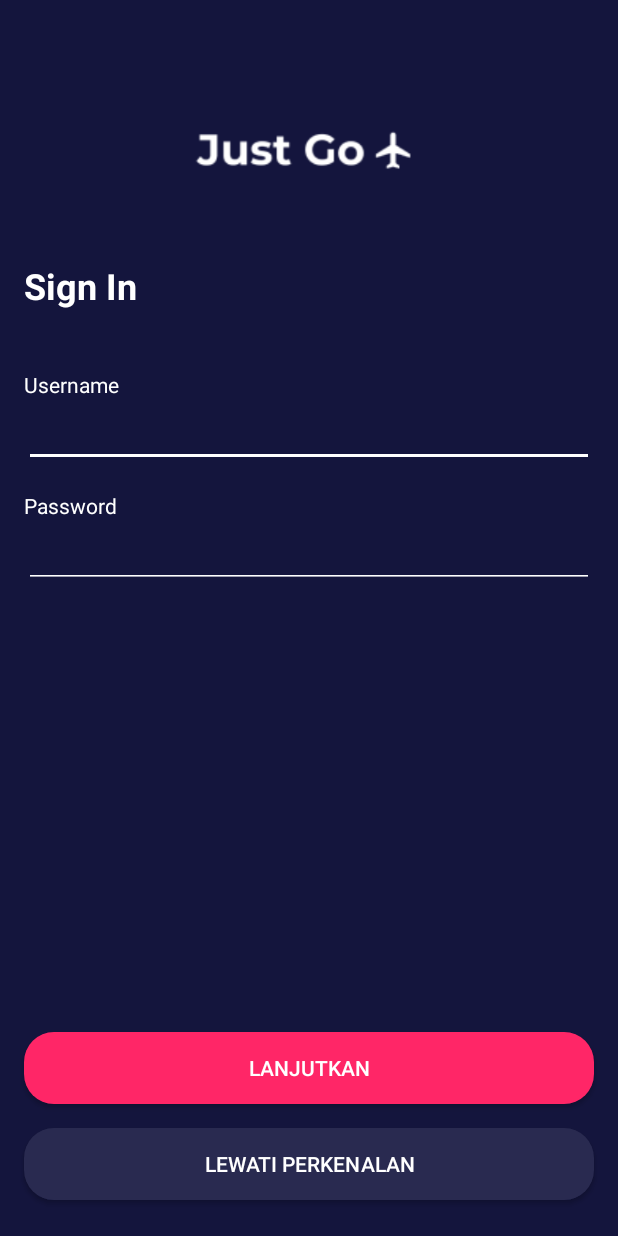
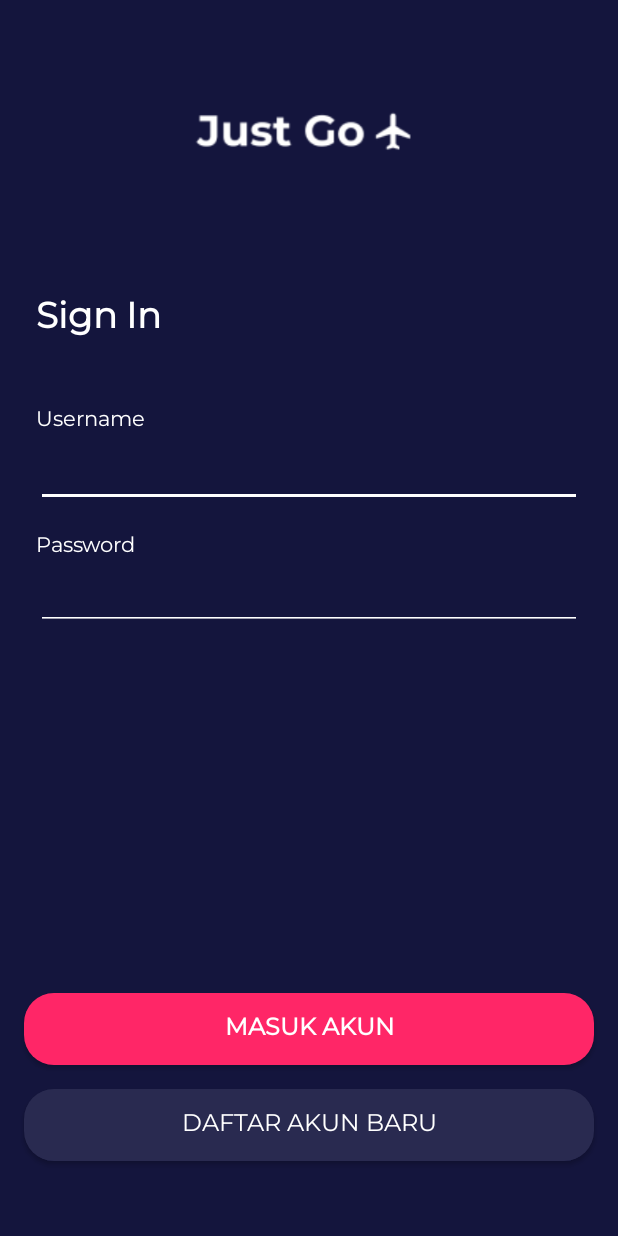
Before and after one commit to fajartd02/Just_Go--Travel-Recommmended-System, an Android app: the SignInActivity screen opened directly, with no data from a screen before it, on a phone screen of 412 x 824 dp. Run offline under Robolectric (Android 15) with nearby library versions, the phone set to English and light mode, and no system bars; our stand-ins replace Firebase (no records; nobody signed in at launch, a user with empty details on screens opened directly).

Commit message:
Customize XML Sign In

```diff
--- a/Android App/app/src/main/java/com/fajar/mov/sign/SignInActivity.kt
+++ b/Android App/app/src/main/java/com/fajar/mov/sign/SignInActivity.kt
@@ -16,7 +16,7 @@ class SignInActivity : AppCompatActivity() {
     override fun onCreate(savedInstanceState: Bundle?) {
         super.onCreate(savedInstanceState)
         setContentView(R.layout.activity_sign_in)
-        va
+
 
 //        val button_sign = findViewById<Button>(R.id.button_sign)
 //        button_sign.setOnClickListener {
--- a/Android App/app/src/main/res/layout/activity_sign_in.xml
+++ b/Android App/app/src/main/res/layout/activity_sign_in.xml
@@ -13,10 +13,12 @@
         android:layout_height="wrap_content"
         android:layout_marginStart="16dp"
         android:layout_marginEnd="16dp"
-        android:layout_marginBottom="24dp"
+        android:layout_marginBottom="50dp"
         android:background="@drawable/shape_rectangle_blue_grey"
-        android:text="@string/lewati_perkenalan"
+        android:fontFamily="@font/montserrat"
+        android:text="@string/akun_baru"
         android:textColor="@color/colorWhite"
+        android:textSize="16sp"
         app:layout_constraintBottom_toBottomOf="parent"
         app:layout_constraintEnd_toEndOf="parent"
         app:layout_constraintStart_toStartOf="parent" />
@@ -28,8 +30,11 @@
         android:layout_marginStart="16dp"
         android:layout_marginEnd="16dp"
         android:layout_marginBottom="16dp"
+        android:fontFamily="@font/montserrat"
+        android:textSize="16sp"
+        android:textStyle="bold"
         android:background="@drawable/shape_rectangle_pink"
-        android:text="@string/lanjutkan"
+        android:text="@string/masuk_akun"
         android:textColor="@color/colorWhite"
         app:layout_constraintBottom_toTopOf="@+id/btn_secondary"
         app:layout_constraintEnd_toEndOf="parent"
@@ -39,7 +44,7 @@
         android:id="@+id/imageView2"
         android:layout_width="200dp"
         android:layout_height="100dp"
-        android:layout_marginTop="50dp"
+        android:layout_marginTop="37dp"
         app:layout_constraintEnd_toEndOf="parent"
         app:layout_constraintHorizontal_bias="0.497"
         app:layout_constraintStart_toStartOf="parent"
@@ -50,9 +55,10 @@
         android:id="@+id/textView"
         android:layout_width="0dp"
         android:layout_height="wrap_content"
-        android:layout_marginStart="16dp"
-        android:layout_marginTop="24dp"
+        android:layout_marginStart="24dp"
+        android:layout_marginTop="57dp"
         android:layout_marginEnd="16dp"
+        android:fontFamily="@font/montserrat"
         android:text="@string/sign_in"
         android:textColor="@color/colorWhite"
         android:textSize="24sp"
@@ -65,9 +71,10 @@
         android:id="@+id/textView3"
         android:layout_width="0dp"
         android:layout_height="wrap_content"
-        android:layout_marginStart="16dp"
+        android:layout_marginStart="24dp"
         android:layout_marginTop="40dp"
-        android:layout_marginEnd="16dp"
+        android:layout_marginEnd="24dp"
+        android:fontFamily="@font/montserrat"
         android:text="@string/username"
         android:textColor="@color/colorWhite"
         app:layout_constraintEnd_toEndOf="parent"
@@ -78,10 +85,11 @@
         android:id="@+id/editTextTextPersonName"
         android:layout_width="0dp"
         android:layout_height="wrap_content"
-        android:layout_marginStart="16dp"
-        android:layout_marginEnd="16dp"
+        android:layout_marginStart="24dp"
+        android:layout_marginEnd="24dp"
         android:backgroundTint="@color/colorWhite"
         android:ems="10"
+        android:fontFamily="@font/montserrat"
         android:inputType="textPersonName"
         android:textColor="@color/colorWhite"
         android:textColorHint="@color/colorWhiteGrey"
@@ -93,9 +101,10 @@
         android:id="@+id/textView4"
         android:layout_width="0dp"
         android:layout_height="wrap_content"
-        android:layout_marginStart="16dp"
+        android:layout_marginStart="24dp"
         android:layout_marginTop="16dp"
-        android:layout_marginEnd="16dp"
+        android:layout_marginEnd="24dp"
+        android:fontFamily="@font/montserrat"
         android:text="@string/password"
         android:textColor="@color/colorWhite"
         app:layout_constraintEnd_toEndOf="parent"
@@ -106,8 +115,8 @@
         android:id="@+id/editTextTextPersonName2"
         android:layout_width="0dp"
         android:layout_height="wrap_content"
-        android:layout_marginStart="16dp"
-        android:layout_marginEnd="16dp"
+        android:layout_marginStart="24dp"
+        android:layout_marginEnd="24dp"
         android:backgroundTint="@color/colorWhite"
         android:ems="10"
         android:inputType="text|textPassword"
--- a/Android App/app/src/main/res/values/strings.xml
+++ b/Android App/app/src/main/res/values/strings.xml
@@ -35,4 +35,6 @@
     <string name="edit_profile">Edit Profile</string>
     <string name="my_wallet">My Wallet</string>
     <string name="my_history">My History</string>
+    <string name="masuk_akun">Masuk Akun</string>
+    <string name="akun_baru">Daftar Akun Baru</string>
 </resources>
```
